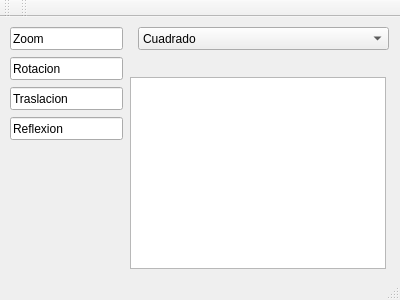
The window that tarea5/laBuena/mainwindow.ui (margotduek/AnalisisDisenioDeAlgoritmos) describes before a commit, drawn with Qt 5.
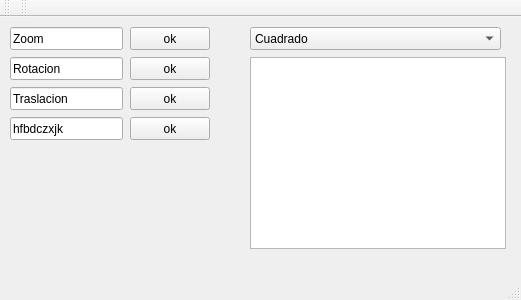
The same window after the commit.

```diff
--- a/tarea5/laBuena/mainwindow.ui
+++ b/tarea5/laBuena/mainwindow.ui
@@ -6,7 +6,7 @@
    <rect>
     <x>0</x>
     <y>0</y>
-    <width>400</width>
+    <width>521</width>
     <height>300</height>
    </rect>
   </property>
@@ -17,8 +17,8 @@
    <widget class="QGraphicsView" name="graphicsView">
     <property name="geometry">
      <rect>
-      <x>130</x>
-      <y>60</y>
+      <x>250</x>
+      <y>40</y>
       <width>256</width>
       <height>192</height>
      </rect>
@@ -73,13 +73,13 @@
      </rect>
     </property>
     <property name="text">
-     <string>Reflexion</string>
+     <string>hfbdczxjk</string>
     </property>
    </widget>
    <widget class="QComboBox" name="comboBox">
     <property name="geometry">
      <rect>
-      <x>138</x>
+      <x>250</x>
       <y>10</y>
       <width>251</width>
       <height>23</height>
@@ -116,6 +116,58 @@
      </property>
     </item>
    </widget>
+   <widget class="QPushButton" name="pushButton">
+    <property name="geometry">
+     <rect>
+      <x>130</x>
+      <y>10</y>
+      <width>80</width>
+      <height>23</height>
+     </rect>
+    </property>
+    <property name="text">
+     <string>ok</string>
+    </property>
+   </widget>
+   <widget class="QPushButton" name="pushButton_2">
+    <property name="geometry">
+     <rect>
+      <x>130</x>
+      <y>40</y>
+      <width>80</width>
+      <height>23</height>
+     </rect>
+    </property>
+    <property name="text">
+     <string>ok</string>
+    </property>
+   </widget>
+   <widget class="QPushButton" name="pushButton_3">
+    <property name="geometry">
+     <rect>
+      <x>130</x>
+      <y>70</y>
+      <width>80</width>
+      <height>23</height>
+     </rect>
+    </property>
+    <property name="text">
+     <string>ok</string>
+    </property>
+   </widget>
+   <widget class="QPushButton" name="pushButton_4">
+    <property name="geometry">
+     <rect>
+      <x>130</x>
+      <y>100</y>
+      <width>80</width>
+      <height>23</height>
+     </rect>
+    </property>
+    <property name="text">
+     <string>ok</string>
+    </property>
+   </widget>
   </widget>
   <widget class="QMenuBar" name="menuBar">
    <property name="geometry">
```
Left out of the diff: 2 changed lines with no effect on the pictures.
